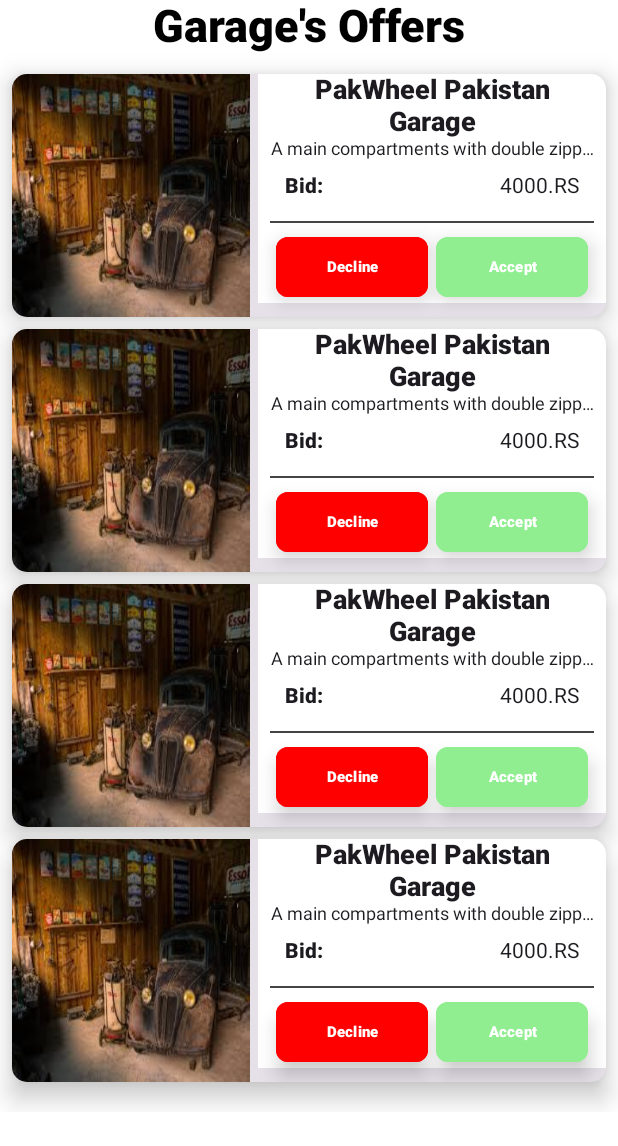
After one commit to burhankamran5/GarageGuruFyp-User, an Android app built with Jetpack Compose: the @Preview function UserBidScreen, on a phone screen of 412 x 824 dp. The commit adds this screen. Shown: the top 1146 px of the screen. Run offline under Robolectric (Android 15) with nearby library versions, the phone set to English and light mode, and no system bars; Roboto replaces fonts that are not available here.

Commit message:
design screens

```diff
--- /dev/null
+++ b/app/src/main/java/com/bkcoding/garagegurufyp_user/ui/bid/UserBidScreen.kt
@@ -0,0 +1,281 @@
+package com.bkcoding.garagegurufyp_user.ui.bid
+
+import android.widget.Toast
+import androidx.compose.foundation.BorderStroke
+import androidx.compose.foundation.Image
+import androidx.compose.foundation.background
+import androidx.compose.foundation.border
+import androidx.compose.foundation.layout.Arrangement
+import androidx.compose.foundation.layout.Box
+import androidx.compose.foundation.layout.Column
+import androidx.compose.foundation.layout.Row
+import androidx.compose.foundation.layout.Spacer
+import androidx.compose.foundation.layout.fillMaxHeight
+import androidx.compose.foundation.layout.fillMaxSize
+import androidx.compose.foundation.layout.fillMaxWidth
+import androidx.compose.foundation.layout.height
+import androidx.compose.foundation.layout.padding
+import androidx.compose.foundation.layout.size
+import androidx.compose.foundation.layout.width
+import androidx.compose.foundation.rememberScrollState
+import androidx.compose.foundation.shape.RoundedCornerShape
+import androidx.compose.foundation.verticalScroll
+import androidx.compose.material3.ButtonDefaults
+import androidx.compose.material3.Card
+import androidx.compose.material3.CardDefaults
+import androidx.compose.material3.CardElevation
+import androidx.compose.material3.Divider
+import androidx.compose.material3.OutlinedButton
+import androidx.compose.material3.Text
+import androidx.compose.runtime.Composable
+import androidx.compose.ui.Alignment
+import androidx.compose.ui.Modifier
+import androidx.compose.ui.draw.shadow
+import androidx.compose.ui.graphics.Color
+import androidx.compose.ui.layout.ContentScale
+import androidx.compose.ui.res.colorResource
+import androidx.compose.ui.res.painterResource
+import androidx.compose.ui.text.font.FontWeight
+import androidx.compose.ui.text.style.TextAlign
+import androidx.compose.ui.text.style.TextOverflow
+import androidx.compose.ui.tooling.preview.Preview
+import androidx.compose.ui.unit.dp
+import androidx.compose.ui.unit.sp
+import com.bkcoding.garagegurufyp_user.R
+import com.bkcoding.garagegurufyp_user.extensions.showToast
+import com.bkcoding.garagegurufyp_user.repository.Result
+import com.bkcoding.garagegurufyp_user.ui.login.UserType
+import kotlinx.coroutines.launch
+
+@Preview
+@Composable
+fun UserBidScreen() {
+    Column(
+        modifier = Modifier
+            .fillMaxWidth()
+            .fillMaxHeight(.9f)
+            .verticalScroll(rememberScrollState()),
+        horizontalAlignment = Alignment.CenterHorizontally
+    ) {
+        Text(
+            text = "Garage's Offers", modifier = Modifier, textAlign = TextAlign.Center,
+            fontWeight = FontWeight.ExtraBold, fontSize = 30.sp
+        )
+        Spacer(modifier = Modifier.height(10.dp))
+        BidItemDesign()
+        BidItemDesign()
+        BidItemDesign()
+        BidItemDesign()
+    }
+}
+
+@Composable
+fun BidItemDesign() {
+    Card(
+        modifier = Modifier
+            .fillMaxWidth()
+            .height(170.dp)
+            .padding(horizontal = 8.dp, vertical = 4.dp),
+        shape = RoundedCornerShape(10.dp),
+        elevation = CardDefaults.cardElevation(
+            defaultElevation = 10.dp
+        )
+    ) {
+        Row(
+            modifier = Modifier.fillMaxSize()
+        ) {
+            Image(
+                painter = painterResource(id = R.drawable.garage),
+                contentDescription = "",
+                modifier = Modifier
+                    .fillMaxWidth(.4f)
+                    .fillMaxHeight(),
+                contentScale = ContentScale.FillBounds
+
+            )
+            Spacer(modifier = Modifier.width(5.dp))
+            Column(
+                modifier = Modifier
+                    .fillMaxWidth()
+                    .background(Color.White)
+                    .padding(horizontal = 8.dp),
+                verticalArrangement = Arrangement.Center,
+                horizontalAlignment = Alignment.CenterHorizontally
+            ) {
+                Text(
+                    text = "PakWheel Pakistan Garage",
+                    fontWeight = FontWeight.ExtraBold,
+                    fontSize = 18.sp,
+                    textAlign = TextAlign.Center
+                )
+
+                Text(
+                    text = "A main compartments with double zipper. Zippered front pocket",
+                    fontWeight = FontWeight.Normal,
+                    fontSize = 12.sp,
+                    textAlign = TextAlign.Center,
+                    maxLines = 1,
+                    overflow = TextOverflow.Ellipsis
+                )
+                Row(
+                    modifier = Modifier.fillMaxWidth(),
+                    verticalAlignment = Alignment.CenterVertically,
+                    horizontalArrangement = Arrangement.SpaceBetween
+                ) {
+                    Text(text = "Bid:", modifier = Modifier.padding(10.dp), fontWeight = FontWeight.ExtraBold)
+                    Text(text = "4000.RS", modifier = Modifier.padding(10.dp), fontWeight = FontWeight.Normal)
+                }
+                Spacer(modifier = Modifier.height(5.dp))
+                Divider(thickness = 1.dp, color = Color.DarkGray)
+                Spacer(modifier = Modifier.height(5.dp))
+                Row(
+                    modifier = Modifier
+                        .fillMaxWidth()
+                        .padding(4.dp)
+                ) {
+                    OutlinedButton(
+                        onClick = {},
+                        modifier = Modifier
+                            .height(40.dp)
+                            .weight(1f), // Adjust width for equal buttons
+                        shape = RoundedCornerShape(8.dp),
+                        colors = ButtonDefaults.buttonColors(
+                            containerColor = Color.Red
+                        ),
+                        border = BorderStroke(color = Color.Red, width = 1.dp),
+                        elevation = ButtonDefaults.buttonElevation(8.dp)
+                    ) {
+                        Text(
+                            text = "Decline",
+                            color = colorResource(id = R.color.white),
+                            fontSize = 10.sp,
+                            fontWeight = FontWeight.ExtraBold,
+                            textAlign = TextAlign.Center,
+                        )
+                    }
+                    Spacer(modifier = Modifier.width(5.dp))
+                    OutlinedButton(
+                        onClick = {},
+                        modifier = Modifier
+                            .height(40.dp)
+                            .weight(1f), // Adjust width for equal buttons
+                        shape = RoundedCornerShape(8.dp),
+                        colors = ButtonDefaults.buttonColors(
+                            containerColor = colorResource(id = R.color.lightGreen)
+                        ),
+                        border = BorderStroke(color = colorResource(id = R.color.lightGreen), width = 1.dp),
+                        elevation = ButtonDefaults.buttonElevation(8.dp)
+                    ) {
+                        Text(
+                            text = "Accept",
+                            color = colorResource(id = R.color.white),
+                            fontSize = 10.sp,
+                            fontWeight = FontWeight.ExtraBold,
+                            textAlign = TextAlign.Center,
+                        )
+                    }
+                }
+            }
+        }
+    }
+}
+
+
+
+
+
+//@Preview
+//@Composable
+//fun BidItemDesign() {
+//    Box(modifier = Modifier
+//        .fillMaxWidth()
+//        .height(210.dp)
+//        .padding(horizontal = 8.dp, vertical = 4.dp)
+//        .border(width = 1.dp, color = Color.Black, shape = RoundedCornerShape(10.dp))
+//        .shadow(elevation = 4.dp, shape = RoundedCornerShape(8.dp))
+//        .background(Color.White)) {
+//        Row(
+//            modifier = Modifier
+//        ) {
+//            Image(
+//                painter = painterResource(id = R.drawable.garage), contentDescription = "",
+//                modifier = Modifier
+//                    .fillMaxWidth(.4f)
+//                    .fillMaxHeight(),
+//                contentScale = ContentScale.FillBounds
+//
+//            )
+//            Spacer(modifier = Modifier.width(5.dp))
+//            Column (modifier = Modifier
+//                .fillMaxWidth()
+//                .padding(horizontal = 8.dp), verticalArrangement = Arrangement.Center, horizontalAlignment = Alignment.CenterHorizontally){
+//                Text(
+//                    text = "PakWheel Pakistan Garage",
+//                    fontWeight = FontWeight.ExtraBold,
+//                    fontSize = 18.sp,
+//                    textAlign = TextAlign.Center
+//                )
+//
+//                Text(
+//                    text = "A main compartments with double zipper. Zippered front pocket",
+//                    fontWeight = FontWeight.Normal,
+//                    fontSize = 12.sp,
+//                    textAlign = TextAlign.Center
+//                )
+//                Spacer(modifier = Modifier.height(5.dp))
+//                Divider(thickness = 2.dp, color = Color.DarkGray)
+//                Row (modifier = Modifier.fillMaxWidth(), verticalAlignment = Alignment.CenterVertically, horizontalArrangement = Arrangement.SpaceBetween){
+//                    Text(text = "Bid:", modifier = Modifier.padding(10.dp), fontWeight = FontWeight.ExtraBold)
+//                    Text(text = "4000.RS", modifier = Modifier.padding(10.dp), fontWeight = FontWeight.Normal)
+//                }
+//                Spacer(modifier = Modifier.height(5.dp))
+//                Divider(thickness = 1.dp, color = Color.DarkGray)
+//                Spacer(modifier = Modifier.height(5.dp))
+//                Row (modifier = Modifier
+//                    .fillMaxWidth()
+//                    .padding(4.dp)
+//                ){
+//                    OutlinedButton(
+//                        onClick = {},
+//                        modifier = Modifier
+//                            .height(40.dp),
+//                        shape = RoundedCornerShape(8.dp),
+//                        colors = ButtonDefaults.buttonColors(
+//                            containerColor = Color.Red
+//                        ),
+//                        border = BorderStroke(color = Color.Red, width = 1.dp),
+//                        elevation = ButtonDefaults.buttonElevation(8.dp)
+//                    ) {
+//                    Text(
+//                            text = "Decline",
+//                            color = colorResource(id = R.color.white),
+//                            fontSize = 10.sp,
+//                            fontWeight = FontWeight.ExtraBold,
+//                            textAlign = TextAlign.Center,
+//                        )
+//                    }
+//                    Spacer(modifier = Modifier.width(5.dp))
+//                    OutlinedButton(
+//                        onClick = {},
+//                        modifier = Modifier
+//                            .height(40.dp),
+//                        shape = RoundedCornerShape(8.dp),
+//                        colors = ButtonDefaults.buttonColors(
+//                            containerColor = colorResource(id = R.color.lightGreen)
+//                        ),
+//                        border = BorderStroke(color = colorResource(id = R.color.lightGreen), width = 1.dp),
+//                        elevation = ButtonDefaults.buttonElevation(8.dp)
+//                    ) {
+//                        Text(
+//                            text = "Accept",
+//                            color = colorResource(id = R.color.white),
+//                            fontSize = 10.sp,
+//                            fontWeight = FontWeight.ExtraBold,
+//                            textAlign = TextAlign.Center,
+//                        )
+//                    }
+//                }
+//            }
+//        }
+//    }
+//}
--- a/app/src/main/res/values/colors.xml
+++ b/app/src/main/res/values/colors.xml
@@ -9,6 +9,7 @@
     <color name="white">#FFFFFFFF</color>
     <color name="orange">#EEA044</color>
     <color name="offWhite">#FAF9F6</color>
+    <color name="lightGreen">#90EE90</color>
 
     <color name="orange50">#FFA43D</color>
     <color name="orange80">#BF7B2E</color>
```
Also changed, not shown: app/src/main/java/com/bkcoding/garagegurufyp_user/ui/chat/ConversationsScreen.kt (added, +104 -0 lines), app/src/main/java/com/bkcoding/garagegurufyp_user/ui/chat/LiveChatScreen.kt (added, +113 -0 lines), app/src/main/java/com/bkcoding/garagegurufyp_user/ui/request/RequestForm.kt (+17 -24 lines), app/src/main/res/drawable/back_arrow.png (added), app/src/main/res/drawable/garage.jpeg (added), app/src/main/res/drawable/girl_profile.jpeg (added), app/src/main/res/drawable/send_icon.png (added).
